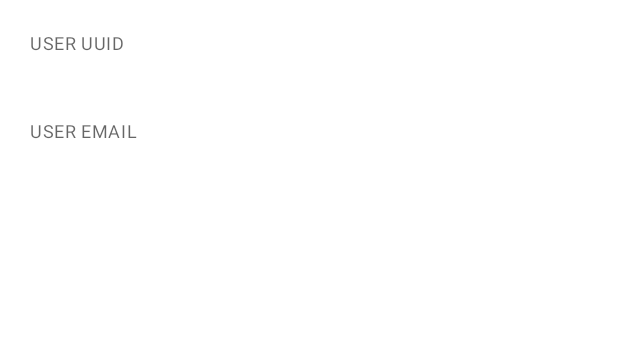
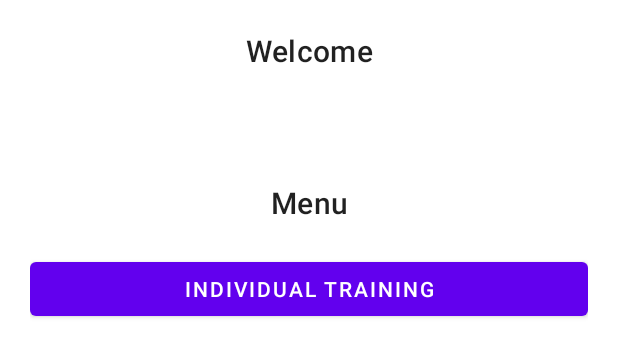
Before and after one commit to RookeriesDevelopment/rook-training-tutorial-app, an Android app: the layout activity_home.xml on its own in the app's theme, with its tools: preview values and no code run, on a phone screen of 412 x 824 dp. Shown: the top 357 px of the screen. Run offline under Robolectric (Android 15) with nearby library versions, the phone set to English and light mode, and no system bars.

Commit message:
Tutorial -> Retrieving training types -> Coding the UI

```diff
--- a/app/src/main/AndroidManifest.xml
+++ b/app/src/main/AndroidManifest.xml
@@ -63,5 +63,8 @@
         <activity
             android:name=".ui.home.HomeActivity"
             android:exported="false" />
+        <activity
+            android:name=".ui.trainingtype.TrainingTypeActivity"
+            android:exported="false" />
     </application>
 </manifest>
--- /dev/null
+++ b/app/src/main/res/drawable/ic_arrow_forward.xml
@@ -0,0 +1,5 @@
+<vector android:autoMirrored="true" android:height="24dp"
+    android:tint="#000000" android:viewportHeight="24"
+    android:viewportWidth="24" android:width="24dp" xmlns:android="http://schemas.android.com/apk/res/android">
+    <path android:fillColor="@android:color/white" android:pathData="M5,13h11.17l-4.88,4.88c-0.39,0.39 -0.39,1.03 0,1.42 0.39,0.39 1.02,0.39 1.41,0l6.59,-6.59c0.39,-0.39 0.39,-1.02 0,-1.41l-6.58,-6.6c-0.39,-0.39 -1.02,-0.39 -1.41,0 -0.39,0.39 -0.39,1.02 0,1.41L16.17,11H5c-0.55,0 -1,0.45 -1,1s0.45,1 1,1z"/>
+</vector>
--- /dev/null
+++ b/app/src/main/res/drawable/ic_error.xml
@@ -0,0 +1,5 @@
+<vector android:height="24dp" android:tint="#000000"
+    android:viewportHeight="24" android:viewportWidth="24"
+    android:width="24dp" xmlns:android="http://schemas.android.com/apk/res/android">
+    <path android:fillColor="@android:color/white" android:pathData="M12,7c0.55,0 1,0.45 1,1v4c0,0.55 -0.45,1 -1,1s-1,-0.45 -1,-1L11,8c0,-0.55 0.45,-1 1,-1zM11.99,2C6.47,2 2,6.48 2,12s4.47,10 9.99,10C17.52,22 22,17.52 22,12S17.52,2 11.99,2zM12,20c-4.42,0 -8,-3.58 -8,-8s3.58,-8 8,-8 8,3.58 8,8 -3.58,8 -8,8zM13,17h-2v-2h2v2z"/>
+</vector>
--- a/app/src/main/res/layout/activity_home.xml
+++ b/app/src/main/res/layout/activity_home.xml
@@ -1,34 +1,51 @@
 <?xml version="1.0" encoding="utf-8"?>
-<LinearLayout xmlns:android="http://schemas.android.com/apk/res/android"
+<ScrollView xmlns:android="http://schemas.android.com/apk/res/android"
     xmlns:tools="http://schemas.android.com/tools"
     android:layout_width="match_parent"
     android:layout_height="match_parent"
+    android:fillViewport="true"
+    tools:context=".ui.home.HomeActivity">
+
+    <LinearLayout
+        android:layout_width="match_parent"
+        android:layout_height="wrap_content"
         android:orientation="vertical"
-    android:padding="20dp"
-    tools:context=".ui.home.HomeActivity">
+        android:paddingHorizontal="20dp"
+        android:paddingTop="20dp">
 
         <TextView
             android:layout_width="match_parent"
             android:layout_height="wrap_content"
-        android:text="USER UUID"
-        android:textAppearance="@style/TextAppearance.MaterialComponents.Caption" />
+            android:layout_marginBottom="20dp"
+            android:text="@string/welcome"
+            android:textAlignment="center"
+            android:textAppearance="@style/TextAppearance.MaterialComponents.Headline6" />
 
         <TextView
             android:id="@+id/user_uuid"
             android:layout_width="match_parent"
             android:layout_height="wrap_content"
-        android:layout_marginBottom="20dp"
+            android:layout_marginBottom="10dp"
             android:textAppearance="@style/TextAppearance.MaterialComponents.Body1" />
-
-    <TextView
-        android:layout_width="match_parent"
-        android:layout_height="wrap_content"
-        android:text="USER EMAIL"
-        android:textAppearance="@style/TextAppearance.MaterialComponents.Caption" />
 
         <TextView
             android:id="@+id/user_email"
             android:layout_width="match_parent"
             android:layout_height="wrap_content"
             android:textAppearance="@style/TextAppearance.MaterialComponents.Body1" />
+
+        <TextView
+            android:layout_width="match_parent"
+            android:layout_height="wrap_content"
+            android:layout_marginBottom="20dp"
+            android:text="@string/menu"
+            android:textAlignment="center"
+            android:textAppearance="@style/TextAppearance.MaterialComponents.Headline6" />
+
+        <com.google.android.material.button.MaterialButton
+            android:id="@+id/individual_training"
+            android:layout_width="match_parent"
+            android:layout_height="wrap_content"
+            android:text="@string/individual_training" />
     </LinearLayout>
+</ScrollView>
--- a/app/src/main/res/values/strings.xml
+++ b/app/src/main/res/values/strings.xml
@@ -2,4 +2,12 @@
     <string name="app_name">Rook Training</string>
     <string name="email">Email</string>
     <string name="login">Login</string>
+    <string name="welcome">Welcome</string>
+    <string name="uuid_placeholder">UUID: $1$s</string>
+    <string name="email_placeholder">Email: $1$s</string>
+    <string name="menu">Menu</string>
+    <string name="individual_training">Individual training</string>
+    <string name="training_types">Training types</string>
+    <string name="there_was_an_error">There was an error</string>
+    <string name="retry">Retry</string>
 </resources>
```
Also changed, not shown: app/src/main/java/com/rookmotion/rooktraining/ui/trainingtype/TrainingTypeActivity.kt (added, +18 -0 lines), app/src/main/java/com/rookmotion/rooktraining/ui/trainingtype/adapter/TrainingTypeAdapter.kt (added, +36 -0 lines), app/src/main/res/layout/activity_training_type.xml (added, +41 -0 lines), app/src/main/res/layout/list_tile_training_type.xml (added, +21 -0 lines), app/src/main/res/layout/ui_error.xml (added, +34 -0 lines), app/src/main/res/layout/ui_progress.xml (added, +15 -0 lines). Lines whose indentation alone changed are shown as unchanged.
